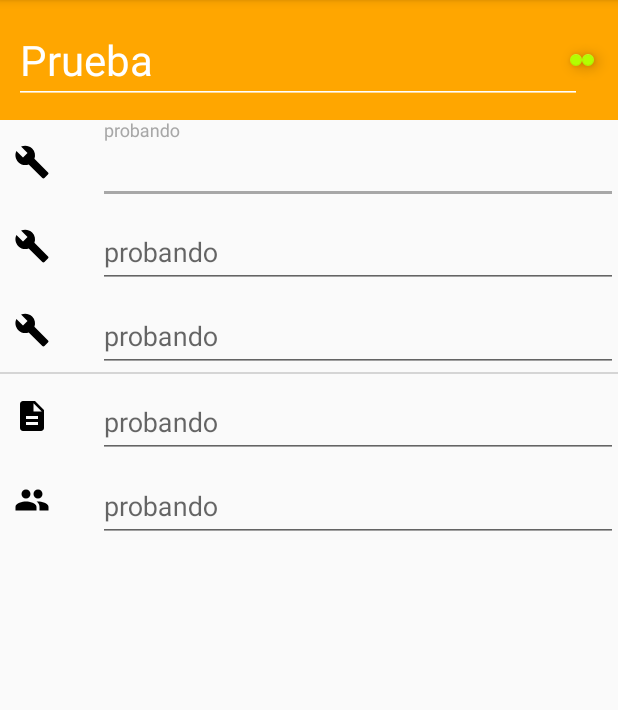
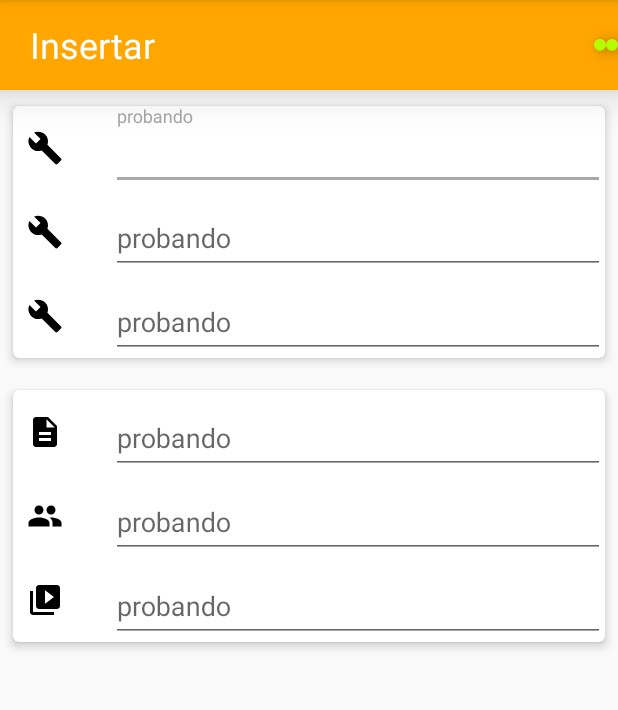
Before and after one commit to aburgosd91/PoliceSegurity, an Android app: the fragment edit_OrdenServicio_Fragment shown on its own in the app's theme, on a phone screen of 412 x 824 dp, the part 84-794 px from its top. Run offline under Robolectric (Android 15) with nearby library versions, the phone set to English and light mode, and no system bars; libraries missing offline, so code that uses them is left out: com.getbase.floatingactionbutton; plain views replace FloatingActionButton.

Commit message:
mejora en edit orden servicio

```diff
--- a/app/src/main/AndroidManifest.xml
+++ b/app/src/main/AndroidManifest.xml
@@ -1,14 +1,23 @@
 <?xml version="1.0" encoding="utf-8"?>
 <manifest xmlns:android="http://schemas.android.com/apk/res/android"
     package="com.nisira.gcalderon.policesecurity">
-
+    <uses-permission android:name="android.permission.INTERNET" />
+    <uses-permission android:name="android.permission.ACCESS_NETWORK_STATE" />
     <application
         android:allowBackup="true"
         android:icon="@mipmap/ic_launcher"
         android:label="@string/app_name"
         android:supportsRtl="true"
-        android:theme="@style/AppTheme">
-        <activity android:name="com.nisira.view.Activity.Login_Activity">
+        android:theme="@style/AppTheme"
+        android:name="com.nisira.core.interfaces.VariableGlobal">
+        <activity android:name="com.nisira.view.Activity.Login_Activity"
+            android:theme="@style/AppTheme.NoActionBar">
+
+        </activity>
+        <activity
+            android:name="com.nisira.view.Activity.NavigationPolice_Activity"
+            android:label="@string/title_activity_navigation_police"
+            android:theme="@style/AppTheme.NoActionBar" >
             <intent-filter>
                 <action android:name="android.intent.action.MAIN" />
 
@@ -16,10 +25,6 @@
             </intent-filter>
         </activity>
         <activity
-            android:name="com.nisira.view.Activity.NavigationPolice_Activity"
-            android:label="@string/title_activity_navigation_police"
-            android:theme="@style/AppTheme.NoActionBar" />
-        <activity
             android:name="com.nisira.view.Activity.SplashScreen_Activity"
             android:label="SplashScreen"
             android:theme="@style/AppTheme.NoActionBar" />
--- a/app/src/main/java/com/nisira/view/Activity/edit_OrdenServicio_Fragment.java
+++ b/app/src/main/java/com/nisira/view/Activity/edit_OrdenServicio_Fragment.java
@@ -10,6 +10,8 @@ import android.transition.TransitionInflater;
 import android.view.LayoutInflater;
 import android.view.View;
 import android.view.ViewGroup;
+import android.widget.ArrayAdapter;
+import android.widget.AutoCompleteTextView;
 
 import com.nisira.gcalderon.policesecurity.R;
 
@@ -18,7 +20,7 @@ public class edit_OrdenServicio_Fragment extends Fragment {
     // TODO: ELEMENTOS DE LAYOUT
     private static final String ARG_PARAM1 = "param1";
     private static final String ARG_PARAM2 = "param2";
-
+    private AutoCompleteTextView listbox;
 
     // TODO: PARAMETROS DE ENTRADA
     private String mParam1;
@@ -52,7 +54,15 @@ public class edit_OrdenServicio_Fragment extends Fragment {
                              Bundle savedInstanceState) {
         View view = inflater.inflate(R.layout.fragment_edit__orden_servicio, container, false);
         animacionEntrada();
+        String[] NOMBRES = new String[] {
+                "Gian", "Giancarlo", "Alex", "Andy","Ayrton","Acevedo","Antonela","Antony","Antonio"
+                ,"André", "Joshe", "Alejandro","Aldo"
+        };
 
+        listbox = (AutoCompleteTextView) view.findViewById(R.id.autocompletetext1);
+        ArrayAdapter<String> adapter = new ArrayAdapter<String>(getContext(),
+                android.R.layout.simple_dropdown_item_1line,NOMBRES);
+        listbox.setAdapter(adapter);
 
         return view;
     }
--- a/app/src/main/res/layout/card_elementolista.xml
+++ b/app/src/main/res/layout/card_elementolista.xml
@@ -43,8 +43,8 @@
         <ImageView
             android:id="@+id/imagen"
             android:layout_marginLeft="5dp"
-            android:layout_width="50dp"
-            android:layout_height="50dp"
+            android:layout_width="40dp"
+            android:layout_height="40dp"
             android:src="@drawable/ic_menu_people"
             android:scaleType="centerCrop"
             android:layout_alignParentTop="true"
--- a/app/src/main/res/layout/fragment_edit__orden_servicio.xml
+++ b/app/src/main/res/layout/fragment_edit__orden_servicio.xml
@@ -13,42 +13,37 @@
 
         <RelativeLayout
             android:layout_width="match_parent"
-            android:layout_height="80dp"
+            android:layout_height="60dp"
             android:background="@color/amarillo"
             android:id="@+id/header_rl_edit_ordenserv"
+            android:elevation="@dimen/activity_horizontal_margin"
             android:orientation="horizontal">
 
-                    <EditText
+                    <TextView
                     android:layout_width="match_parent"
                     android:layout_height="wrap_content"
                     android:textColor="@color/white"
                     android:textColorHint="@color/white"
-                    android:textColorHighlight="@color/white"
-                    android:shadowColor="@color/white"
-                    android:inputType="text"
                     android:layout_toStartOf="@+id/fab_cancelar"
-                    android:textSize="28dp"
+                    android:text="Insertar"
+                    android:textSize="24dp"
                     android:layout_centerVertical="true"
-                    android:layout_marginLeft="9dp"
-                    android:backgroundTint="@color/white"
-                    android:enabled="false"
-                    android:hint="Prueba"/>
+                    android:layout_marginLeft="20dp"
+                    android:enabled="false"/>
 
             <com.getbase.floatingactionbutton.FloatingActionButton
                 android:id="@+id/fab_cancelar"
                 android:layout_width="@dimen/fab_size_normal"
                 android:layout_height="@dimen/fab_size_normal"
-                android:layout_gravity="end|center_horizontal"
                 android:layout_centerVertical="true"
-                android:layout_alignParentRight="true"
                 android:background="@color/colorPrimary"
                 android:layout_marginTop="16dp"
-                android:layout_marginRight="16dp"
-                android:layout_marginEnd="16dp"
                 app:fab_colorNormal="@color/rojo"
                 android:src="@drawable/ic_close_white"
                 app:backgroundTint="@color/verde"
-                app:fab_colorPressed="@color/colorAccent" />
+                app:fab_size="mini"
+                app:fab_colorPressed="@color/colorAccent"
+                android:layout_alignParentEnd="true" />
 
             <com.getbase.floatingactionbutton.FloatingActionButton
                 android:id="@+id/fab_aceptar"
@@ -60,6 +55,7 @@
                 android:src="@drawable/ic_check_white"
                 app:backgroundTint="@color/verde"
                 app:fab_colorPressed="@color/colorAccent"
+                app:fab_size="mini"
                 android:layout_alignTop="@+id/fab_cancelar"
                 android:layout_toStartOf="@+id/fab_cancelar" />
 
@@ -73,6 +69,19 @@
             android:layout_width="match_parent"
             android:layout_height="wrap_content"
             android:orientation="vertical">
+            <android.support.v7.widget.CardView xmlns:android="http://schemas.android.com/apk/res/android"
+                xmlns:card_view="http://schemas.android.com/apk/res-auto"
+                android:layout_width="match_parent"
+                android:layout_height="wrap_content"
+                android:layout_margin="3dp"
+                card_view:cardCornerRadius="4dp"
+                card_view:cardElevation="4dp"
+                card_view:cardUseCompatPadding="true">
+                <LinearLayout
+                    android:layout_width="match_parent"
+                    android:layout_height="match_parent"
+                    android:orientation="vertical">
+
                 <LinearLayout
                     android:id="@+id/area_nombre"
                     android:layout_width="match_parent"
@@ -104,7 +113,6 @@
                             android:singleLine="true" />
                     </android.support.design.widget.TextInputLayout>
                 </LinearLayout>
-
                 <LinearLayout
                     android:id="@+id/area_telefono"
                     android:layout_width="match_parent"
@@ -135,7 +143,6 @@
                             android:inputType="phone" />
                     </android.support.design.widget.TextInputLayout>
                 </LinearLayout>
-
                 <LinearLayout
                         android:id="@+id/area_correo"
                         android:layout_width="match_parent"
@@ -170,12 +177,23 @@
                                 android:singleLine="true" />
                         </android.support.design.widget.TextInputLayout>
                     </LinearLayout>
-            <View
-                android:layout_width="wrap_content"
-                android:layout_height="1dp"
-                android:background="#ffd5d5d5"
-                android:id="@+id/linea">
-            </View>
+
+                </LinearLayout>
+            </android.support.v7.widget.CardView>
+
+            <android.support.v7.widget.CardView xmlns:android="http://schemas.android.com/apk/res/android"
+                xmlns:card_view="http://schemas.android.com/apk/res-auto"
+                android:layout_width="match_parent"
+                android:layout_height="wrap_content"
+                android:layout_margin="3dp"
+                card_view:cardCornerRadius="4dp"
+                card_view:cardElevation="4dp"
+                card_view:cardUseCompatPadding="true">
+            <LinearLayout
+                android:layout_width="match_parent"
+                android:layout_height="match_parent"
+                android:orientation="vertical">
+
                 <LinearLayout
                     android:id="@+id/area_correo3"
                     android:layout_width="match_parent"
@@ -244,6 +262,44 @@
                             android:singleLine="true" />
                     </android.support.design.widget.TextInputLayout>
                 </LinearLayout>
+                <LinearLayout
+                    android:id="@+id/edit_ordenserviccio_list01"
+                    android:layout_width="match_parent"
+                    android:layout_height="wrap_content"
+                    android:layout_below="@+id/area_telefono"
+                    android:orientation="horizontal">
+
+                    <ImageView
+                        android:layout_width="wrap_content"
+                        android:layout_height="wrap_content"
+                        android:layout_below="@+id/img_correo"
+                        android:layout_column="0"
+                        android:layout_gravity="center_vertical"
+                        android:layout_marginLeft="9dp"
+                        android:layout_row="2"
+                        android:src="@drawable/ic_menu_slideshow" />
+
+                    <android.support.design.widget.TextInputLayout
+                        android:id="@+id/til_correo5"
+                        android:layout_width="match_parent"
+                        android:layout_height="wrap_content"
+                        android:layout_marginLeft="32dp">
+
+                        <AutoCompleteTextView
+                            android:id="@+id/autocompletetext1"
+                            android:layout_width="match_parent"
+                            android:layout_height="wrap_content"
+                            android:ems="10"
+                            android:hint="probando"
+                            android:inputType="textEmailAddress"
+                            android:singleLine="true" />
+                    </android.support.design.widget.TextInputLayout>
+                </LinearLayout>
+
+            </LinearLayout>
+            </android.support.v7.widget.CardView>
+
+
         </LinearLayout>
         </ScrollView>
     </LinearLayout>
```
Lines whose indentation alone changed are shown as unchanged.
